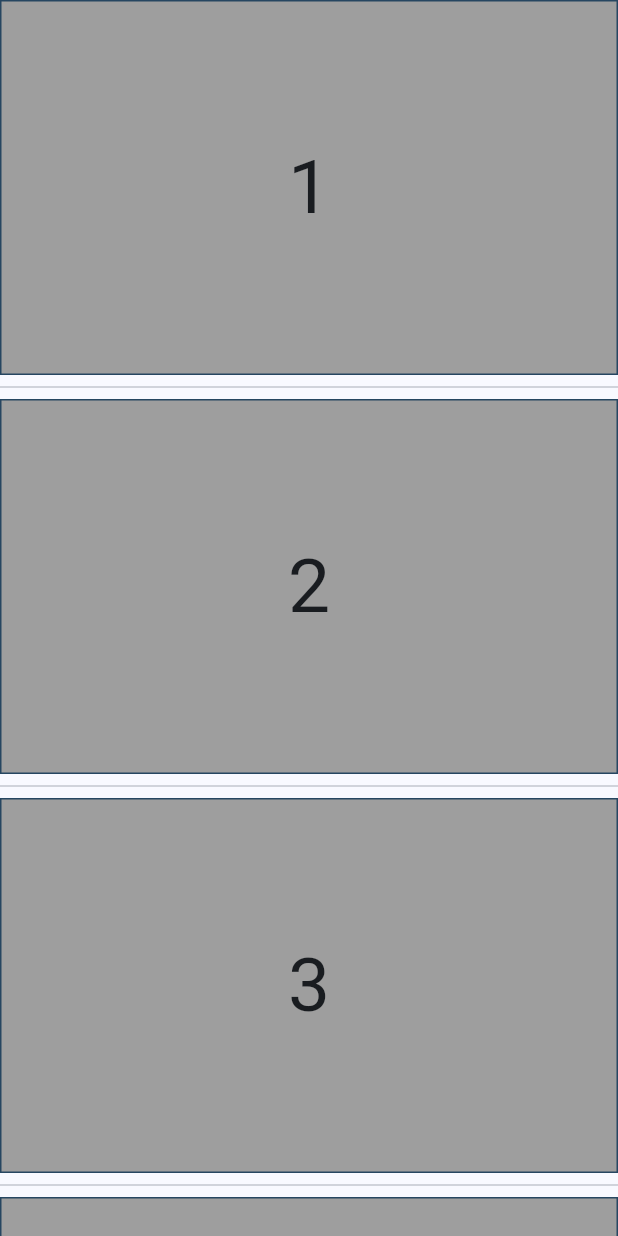
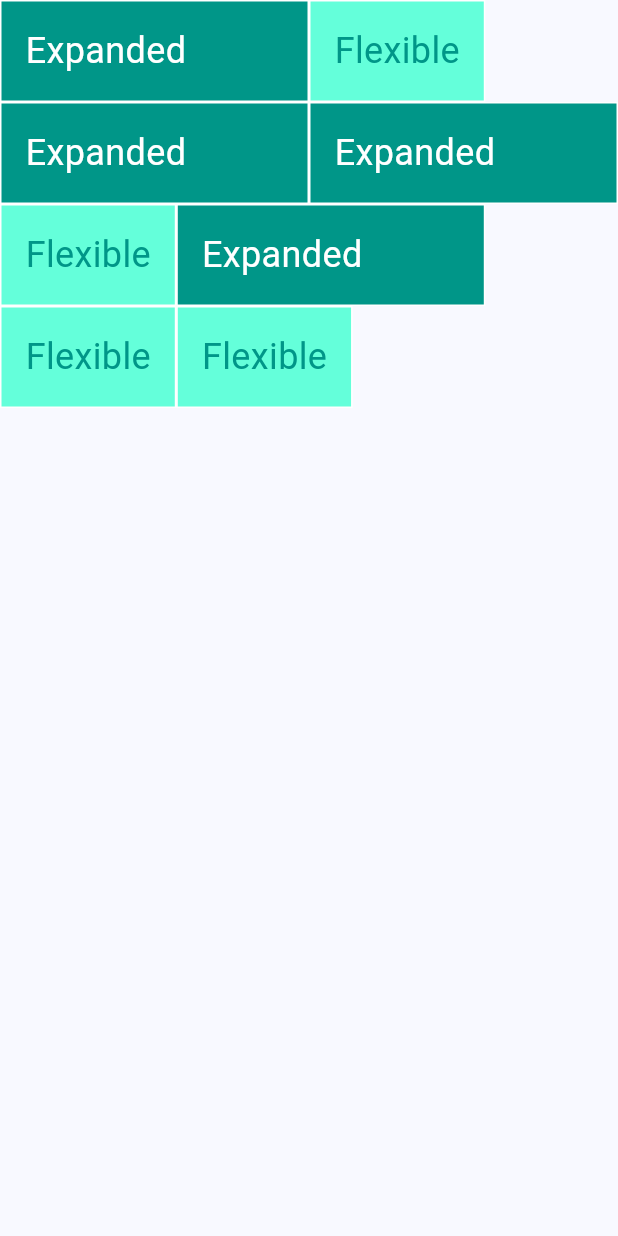
Before and after one commit to fauzihub13/lokatrip, a Flutter app: the screen it shows after launch, on a phone screen of 412 x 824 dp. Run offline on Flutter 3.47's test engine with Material 3 defaults, Android fonts, the light colour scheme and no system bars.

Commit message:
feat: learn expanded and flexible

```diff
--- a/lib/main.dart
+++ b/lib/main.dart
@@ -1,7 +1,6 @@
 import 'package:flutter/material.dart';
 
-import 'presentation/detail_screen.dart';
-import 'presentation/list_view.dart';
+import 'presentation/expanded_flexible.dart';
 
 void main() {
   runApp(const MyApp());
@@ -19,7 +18,7 @@ class MyApp extends StatelessWidget {
         colorScheme: ColorScheme.fromSeed(seedColor: Colors.blue),
         useMaterial3: true,
       ),
-      home: ScrollingScreen(),
+      home: ExpandedFlexiblePage(),
     );
   }
 }
--- /dev/null
+++ b/lib/presentation/expanded_flexible.dart
@@ -0,0 +1,87 @@
+import 'package:flutter/material.dart';
+
+class Rainbow extends StatelessWidget {
+  const Rainbow({Key? key}) : super(key: key);
+
+  @override
+  Widget build(BuildContext context) {
+    return Column(
+      children: [
+        Expanded(child: Container(color: Colors.red)),
+        Expanded(child: Container(color: Colors.orange)),
+        Expanded(child: Container(color: Colors.blue)),
+        Expanded(child: Container(color: Colors.green)),
+        Expanded(child: Container(color: Colors.purple)),
+        Expanded(child: Container(color: Colors.yellow)),
+        Expanded(child: Container(color: Colors.grey)),
+      ],
+    );
+  }
+}
+
+class ExpandedFlexiblePage extends StatelessWidget {
+  const ExpandedFlexiblePage({Key? key}) : super(key: key);
+
+  @override
+  Widget build(BuildContext context) {
+    return const Scaffold(
+      body: SafeArea(
+          child: Column(
+        children: [
+          Row(
+            children: [ExpandedWidget(), FlexibleWidget()],
+          ),
+          Row(
+            children: [ExpandedWidget(), ExpandedWidget()],
+          ),
+          Row(
+            children: [FlexibleWidget(), ExpandedWidget()],
+          ),
+          Row(
+            children: [FlexibleWidget(), FlexibleWidget()],
+          ),
+        ],
+      )),
+    );
+  }
+}
+
+class ExpandedWidget extends StatelessWidget {
+  const ExpandedWidget({Key? key}) : super(key: key);
+
+  @override
+  Widget build(BuildContext context) {
+    return Expanded(
+        child: Container(
+      decoration: BoxDecoration(
+          color: Colors.teal, border: Border.all(color: Colors.white)),
+      child: const Padding(
+        padding: EdgeInsets.all(16.0),
+        child: Text(
+          'Expanded',
+          style: TextStyle(color: Colors.white, fontSize: 24),
+        ),
+      ),
+    ));
+  }
+}
+
+class FlexibleWidget extends StatelessWidget {
+  const FlexibleWidget({Key? key}) : super(key: key);
+
+  @override
+  Widget build(BuildContext context) {
+    return Flexible(
+        child: Container(
+      decoration: BoxDecoration(
+          color: Colors.tealAccent, border: Border.all(color: Colors.white)),
+      child: const Padding(
+        padding: EdgeInsets.all(16.0),
+        child: Text(
+          'Flexible',
+          style: TextStyle(color: Colors.teal, fontSize: 24),
+        ),
+      ),
+    ));
+  }
+}
```
